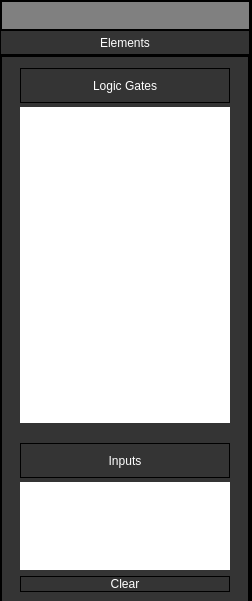
Before: the Qt Designer form circuitelementsmenu.ui in University-of-Utah-CS3505/a9-edu-app-MAUIFanClub, drawn with Qt 5.
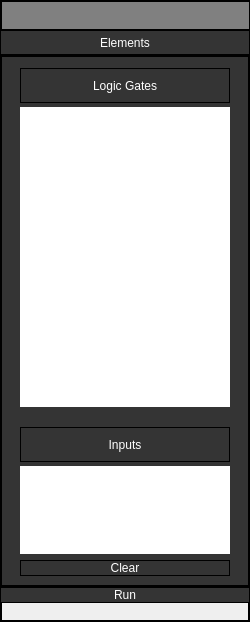
After: the same form once the commit is applied. Icons and pictures are not drawn.

```diff
--- a/circuitelementsmenu.ui
+++ b/circuitelementsmenu.ui
@@ -6,8 +6,8 @@
    <rect>
     <x>0</x>
     <y>0</y>
-    <width>252</width>
-    <height>601</height>
+    <width>250</width>
+    <height>622</height>
    </rect>
   </property>
   <property name="minimumSize">
@@ -229,7 +229,7 @@
             <property name="maximumSize">
              <size>
               <width>16777215</width>
-              <height>400</height>
+              <height>300</height>
              </size>
             </property>
             <property name="styleSheet">
```
Left out of the diff: 4 changed lines with no effect on the pictures.
